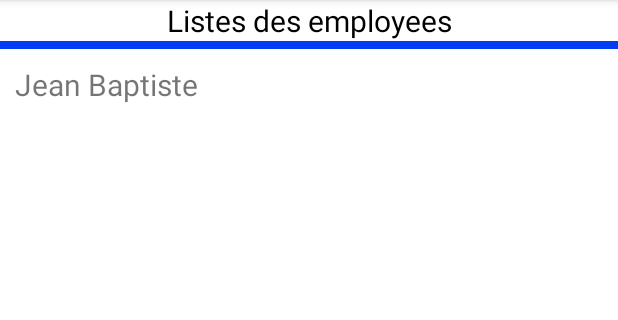
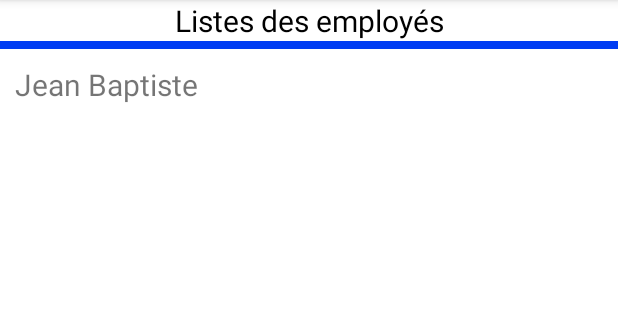
Before and after one commit to IbanEtchep/ApAkei, an Android app: the EmployeListActivity screen opened directly, with no data from a screen before it, on a phone screen of 412 x 824 dp, the part 84-404 px from its top. Run offline under Robolectric (Android 15) with nearby library versions, the phone set to English and light mode, and no system bars; 1 statement that could not run was skipped.

Commit message:
correction employees -> employés

```diff
--- a/app/src/main/res/layout/activity_employe_list.xml
+++ b/app/src/main/res/layout/activity_employe_list.xml
@@ -8,7 +8,7 @@
         android:id="@+id/tv_title3"
         android:layout_width="match_parent"
         android:layout_height="wrap_content"
-        android:text="Listes des employees"
+        android:text="Listes des employés"
         android:textAlignment="center"
         android:textColor="#000000"
         android:textSize="20dp" />
```
